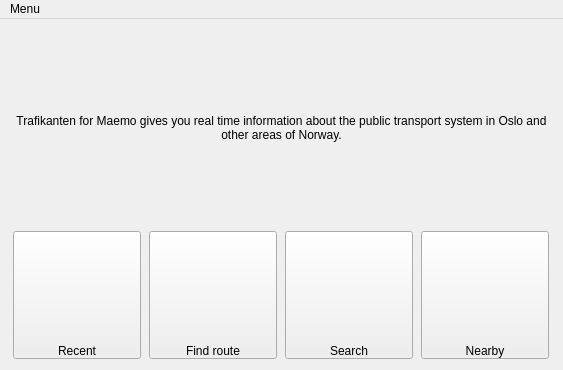
This is trafikantenwindow.ui in dragly/trafikanten-maemo as Qt 5 draws it before an edit. The edited form follows.
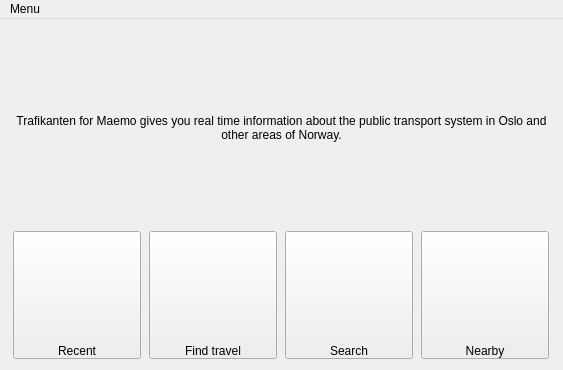
This is the edited form. Icons and pictures are not drawn.

What changed in the file:
```diff
--- a/trafikantenwindow.ui
+++ b/trafikantenwindow.ui
@@ -111,7 +111,7 @@
 }</string>
         </property>
         <property name="text">
-         <string>Find route</string>
+         <string>Find travel</string>
         </property>
        </widget>
       </item>
```
Left out of the diff: 3 changed lines with no effect on the pictures.
